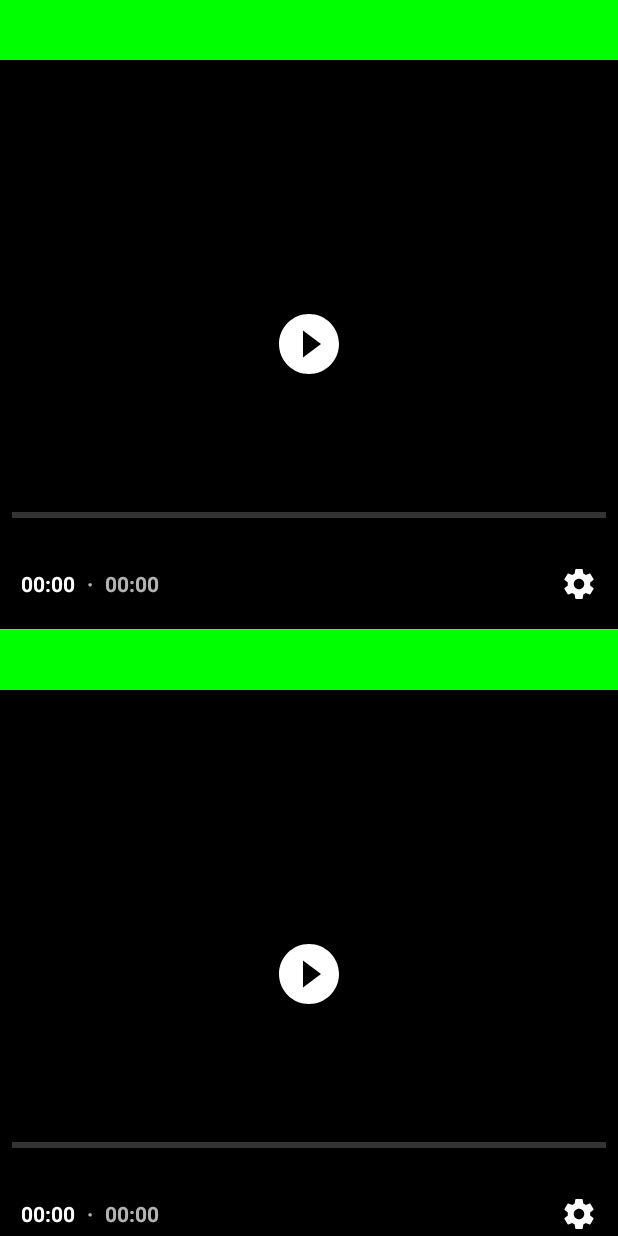
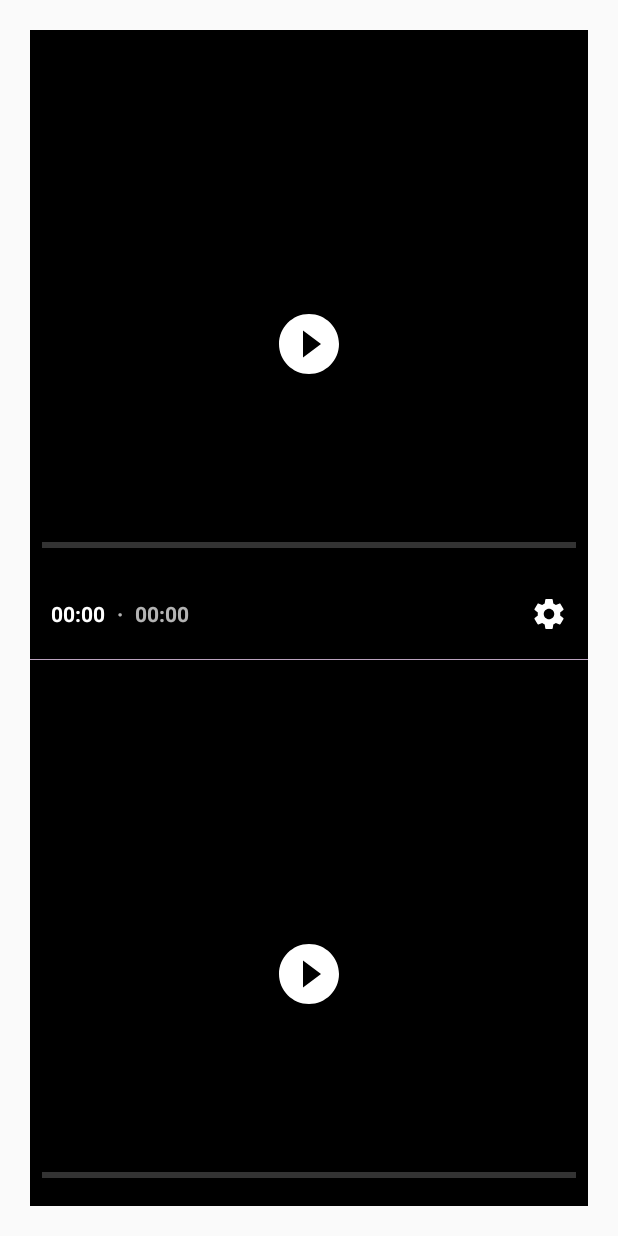
Before and after one commit to kotya341/ExoPlayerExample, an Android app built with Jetpack Compose: the screen it shows after launch (MainActivity), on a phone screen of 412 x 824 dp. Run offline under Robolectric (Android 15) with nearby library versions, the phone set to English and light mode, and no system bars.

Commit message:
update the sample app

```diff
--- a/app/build.gradle.kts
+++ b/app/build.gradle.kts
@@ -59,9 +59,9 @@ dependencies {
     implementation(libs.androidx.ui.graphics)
     implementation(libs.androidx.ui.tooling.preview)
     implementation(libs.androidx.material3)
-    implementation("androidx.media3:media3-exoplayer:1.2.1")
-    implementation("androidx.media3:media3-exoplayer-dash:1.2.1")
-    implementation("androidx.media3:media3-ui:1.2.1")
+    implementation("androidx.media3:media3-exoplayer:1.4.0")
+    implementation("androidx.media3:media3-exoplayer-dash:1.4.0")
+    implementation("androidx.media3:media3-ui:1.4.0")
 
     testImplementation(libs.junit)
     androidTestImplementation(libs.androidx.junit)
--- a/app/src/main/java/com/example/exoplayerexample/MainActivity.kt
+++ b/app/src/main/java/com/example/exoplayerexample/MainActivity.kt
@@ -1,19 +1,26 @@
 package com.example.exoplayerexample
 
+import android.annotation.SuppressLint
 import android.content.Context
 import android.os.Bundle
 import android.util.Log
+import android.view.LayoutInflater
 import android.view.View
+import android.view.ViewGroup
 import androidx.activity.ComponentActivity
 import androidx.activity.compose.setContent
 import androidx.activity.enableEdgeToEdge
 import androidx.annotation.OptIn
+import androidx.compose.foundation.ExperimentalFoundationApi
 import androidx.compose.foundation.background
 import androidx.compose.foundation.layout.Box
+import androidx.compose.foundation.layout.aspectRatio
 import androidx.compose.foundation.layout.fillMaxSize
 import androidx.compose.foundation.layout.height
 import androidx.compose.foundation.layout.padding
 import androidx.compose.foundation.lazy.LazyColumn
+import androidx.compose.foundation.pager.VerticalPager
+import androidx.compose.foundation.pager.rememberPagerState
 import androidx.compose.material3.Scaffold
 import androidx.compose.runtime.Composable
 import androidx.compose.runtime.remember
@@ -30,6 +37,7 @@ import androidx.media3.common.MediaItem
 import androidx.media3.common.util.UnstableApi
 import androidx.media3.exoplayer.ExoPlayer
 import androidx.media3.ui.AspectRatioFrameLayout
+import androidx.media3.ui.AspectRatioFrameLayout.ResizeMode
 import androidx.media3.ui.PlayerView
 import com.example.exoplayerexample.data.Video
 import com.example.exoplayerexample.data.data
@@ -42,21 +50,21 @@ class MainActivity : ComponentActivity() {
         enableEdgeToEdge()
         setContent {
             ExoPlayerExampleTheme {
-                Scaffold(modifier = Modifier.fillMaxSize()) { innerPadding ->
-                    List(
-                        modifier = Modifier.padding(innerPadding)
-                    )
-                }
+                List(
+                    modifier = Modifier.padding(20.dp)
+                )
             }
         }
     }
 }
 
+@kotlin.OptIn(ExperimentalFoundationApi::class)
 @Composable
 fun List(modifier: Modifier = Modifier) {
     LazyColumn(
         modifier = modifier.fillMaxSize(),
     ) {
+
         items(
             count = data.size,
         ) { index ->
@@ -82,7 +90,7 @@ fun VideoPlayer(
     )
     {
         VideoPlayer(
-            modifier = modifier,
+            modifier = modifier.height(420.dp),
             player = exoPlayer,
         )
     }
@@ -93,25 +101,28 @@ fun VideoPlayer(
 fun VideoPlayer(
     player: ExoPlayer,
     modifier: Modifier = Modifier,
-    resizeMode: @AspectRatioFrameLayout.ResizeMode Int = AspectRatioFrameLayout.RESIZE_MODE_ZOOM,
+    resizeMode: @ResizeMode Int = AspectRatioFrameLayout.RESIZE_MODE_ZOOM,
 ) {
-    val size = 380.dp.dpToPx()
     Box(
         modifier = modifier
             .fillMaxSize()
             .background(Color.Green),
     ) {
         AndroidView(
-
             modifier = Modifier.align(Alignment.BottomCenter),
             factory = {
-                MyStyledPlayerView(it).apply {
+                PlayerView(it).apply {
+//                providePlayerView(it).apply {
                     Log.e("videoProvider", "MyStyledPlayerView init")
-                    this.size = size
                     setUseController(useController)
                     this.player = player
                     keepScreenOn = true
                     this.resizeMode = resizeMode
+
+                    layoutParams = ViewGroup.LayoutParams(
+                        ViewGroup.LayoutParams.MATCH_PARENT,
+                        ViewGroup.LayoutParams.MATCH_PARENT,
+                    )
 
                     // to show a boarders
                     val rnd = Random()
@@ -121,7 +132,7 @@ fun VideoPlayer(
                         rnd.nextInt(256),
                         rnd.nextInt(256)
                     )
-
+                    clipToOutline = true
                     setBackgroundColor(color)
 
                     // the view ignores the padding of the parent without at least 1dp padding on it's own
@@ -132,9 +143,6 @@ fun VideoPlayer(
         )
     }
 }
-
-@Composable
-fun Dp.dpToPx() = with(LocalDensity.current) { this@dpToPx.toPx().toInt() }
 
 
 @OptIn(UnstableApi::class)
@@ -147,9 +155,18 @@ private fun PlayerView.setupDefaultControlButtons() {
 }
 
 private class MyStyledPlayerView(content: Context) : PlayerView(content) {
+
     var size: Int = 0
     override fun onMeasure(widthMeasureSpec: Int, heightMeasureSpec: Int) {
         val heightMeasureSpec1 = MeasureSpec.makeMeasureSpec(size, MeasureSpec.EXACTLY);
         super.onMeasure(widthMeasureSpec, heightMeasureSpec1)
     }
 }
+
+
+@OptIn(UnstableApi::class)
+@SuppressLint("InflateParams")
+private fun providePlayerView(context: Context): PlayerView {
+    val view = LayoutInflater.from(context).inflate(R.layout.feed_list_video_view, null, false)
+    return view.findViewById(R.id.styled_player_view)
+}
--- a/app/src/main/java/com/example/exoplayerexample/ui/theme/Type.kt
+++ b/app/src/main/java/com/example/exoplayerexample/ui/theme/Type.kt
@@ -15,20 +15,4 @@ val Typography = Typography(
         lineHeight = 24.sp,
         letterSpacing = 0.5.sp
     )
-    /* Other default text styles to override
-    titleLarge = TextStyle(
-        fontFamily = FontFamily.Default,
-        fontWeight = FontWeight.Normal,
-        fontSize = 22.sp,
-        lineHeight = 28.sp,
-        letterSpacing = 0.sp
-    ),
-    labelSmall = TextStyle(
-        fontFamily = FontFamily.Default,
-        fontWeight = FontWeight.Medium,
-        fontSize = 11.sp,
-        lineHeight = 16.sp,
-        letterSpacing = 0.5.sp
-    )
-    */
 )
--- a/gradle/libs.versions.toml
+++ b/gradle/libs.versions.toml
@@ -1,5 +1,5 @@
 [versions]
-agp = "8.4.0-alpha03"
+agp = "8.4.2"
 kotlin = "1.9.0"
 coreKtx = "1.12.0"
 junit = "4.13.2"
```
Also changed, not shown: app/src/main/res/layout/feed_list_video_view.xml (added, +8 -0 lines), gradle/wrapper/gradle-wrapper.properties.
